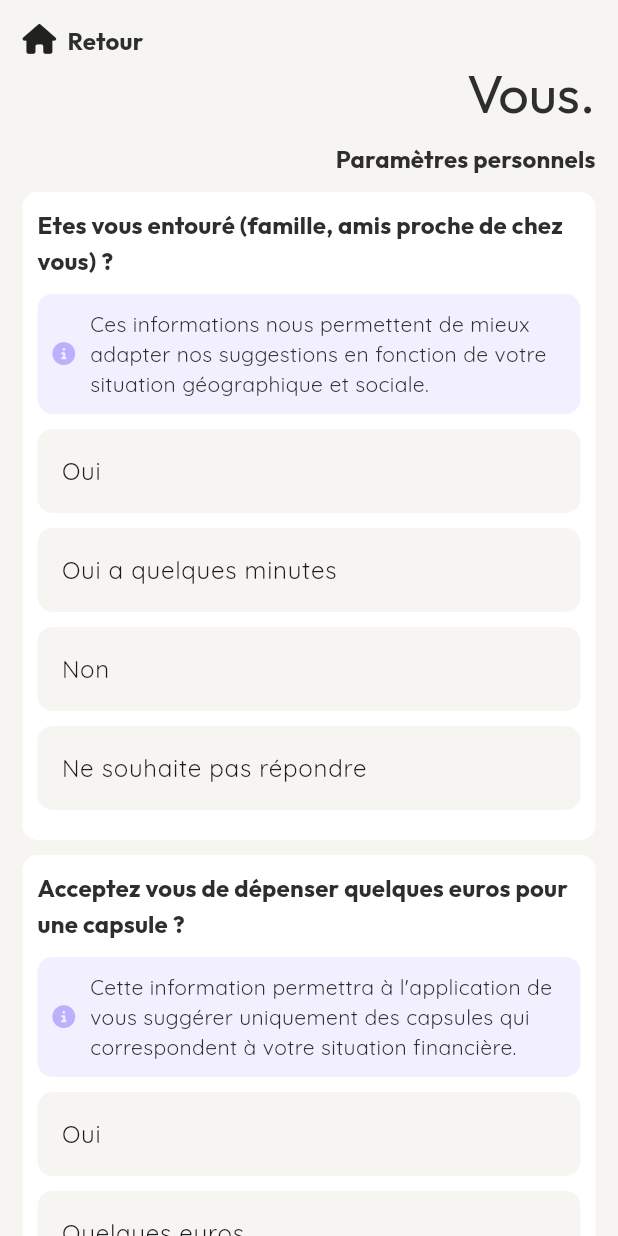
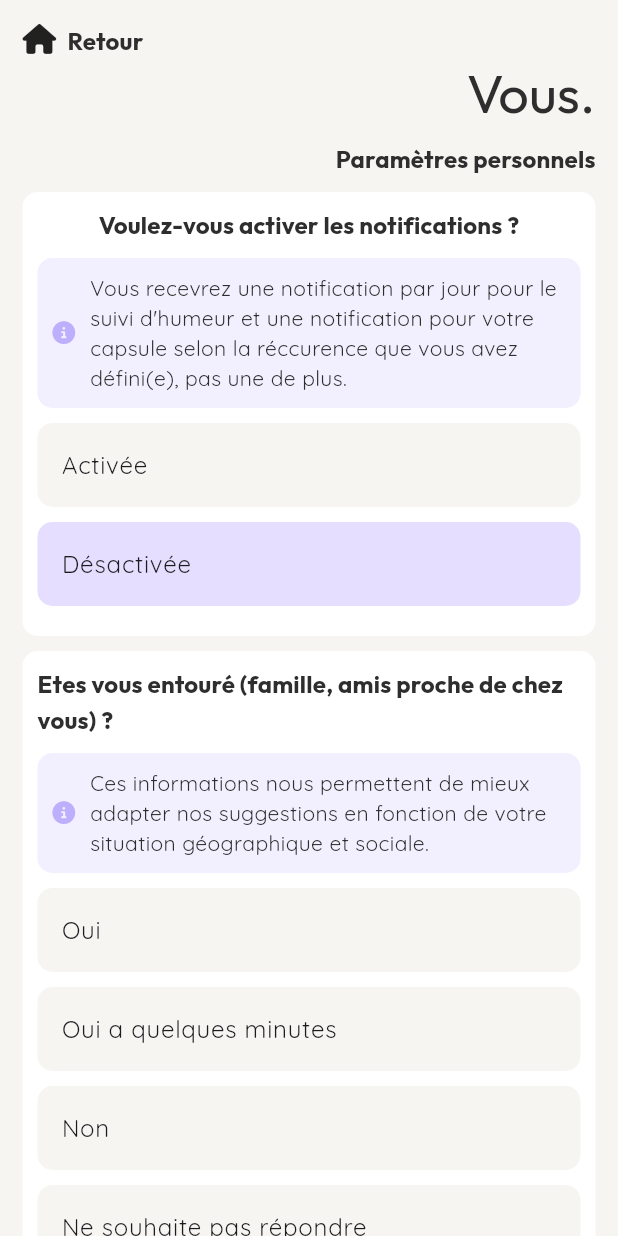
Before and after one commit to AunCly/felicitime, a Flutter app: the SettingsScreen widget shown alone on an empty page, opened directly, on a phone screen of 412 x 824 dp. Run offline on Flutter 3.47's test engine with Material 3 defaults, Android fonts, the phone set to English and light mode, and no system bars; our stand-ins replace file_picker, flutter_dotenv, flutter_local_notifications, flutter_native_splash, flutter_riverpod, flutter_timezone and 12 more; missing offline and left inert: gal; accounts and stored records are empty; generated files the repository leaves out were written again.

Commit message:
mood and capsule notifications

```diff
--- a/lib/features/settings/ui/screens/settings.dart
+++ b/lib/features/settings/ui/screens/settings.dart
@@ -1,6 +1,7 @@
 import 'package:felicitime/config/theme.dart';
 import 'package:felicitime/features/user/data/user_repository.dart';
 import 'package:felicitime/features/user/ui/controllers/settings_controller.dart';
+import 'package:felicitime/services/notification.dart';
 import 'package:felicitime/ui/widgets/async_value_widget.dart';
 import 'package:felicitime/ui/widgets/back_home.dart';
 import 'package:felicitime/ui/widgets/info_message.dart';
@@ -37,7 +38,31 @@ class _SettingsScreensState extends ConsumerState<SettingsScreen> {
     'month': 'Mensuelle',
   };
 
+  Map notificationOptions = {
+    'on': 'Activée',
+    'off': 'Désactivée',
+  };
+
   void setSetting(String key, value) async {
+    await ref.read(settingsControllerProvider.notifier).setSettings(key, value);
+  }
+
+  void setNotification(String key, value) async {
+    final service = NotificationService();
+    if(value == 'on'){
+      await service.requestPermissions();
+      await service.scheduleDailyMoodNotification();
+      await service.scheduleCapsuleNotification();
+    } else {
+      await service.cancelAll();
+    }
+    await ref.read(settingsControllerProvider.notifier).setSettings(key, value);
+  }
+
+  void setRecurrence(String key, value) async {
+    final service = NotificationService();
+    await service.cancelCapsuleNotification();
+    await service.scheduleCapsuleNotification();
     await ref.read(settingsControllerProvider.notifier).setSettings(key, value);
   }
 
@@ -56,6 +81,44 @@ class _SettingsScreensState extends ConsumerState<SettingsScreen> {
             Text('Vous.', style: Theme.of(context).textTheme.headlineLarge),
             gapHNormal,
             Text('Paramètres personnels', style: Theme.of(context).textTheme.titleMedium),
+            gapHNormal,
+            AsyncValueWidget(
+              value: settings,
+              data: (value) => Container(
+                padding: EdgeInsets.all(10),
+                decoration: BoxDecoration(
+                  color: Theme.of(context).colorScheme.surface,
+                  borderRadius: const BorderRadius.all(Radius.circular(10)),
+                ),
+                child: Column(
+                  children: [
+                    Text('Voulez-vous activer les notifications ?', style: Theme.of(context).textTheme.titleMedium),
+                    gapHNormal,
+                    AppInfoMessage(message: 'Vous recevrez une notification par jour pour le suivi d\'humeur et une notification pour votre capsule selon la réccurence que vous avez défini(e), pas une de plus.',),
+                    gapHNormal,
+                    Column(
+                      children: [
+                        for(var option in const ['on', 'off']) Column(
+                          children: [
+                            Container(
+                              decoration: BoxDecoration(
+                                color: value['notification'] == option ? Theme.of(context).colorScheme.primaryContainer : Theme.of(context).colorScheme.inverseSurface,
+                                borderRadius: const BorderRadius.all(Radius.circular(10)),
+                              ),
+                              child: ListTile(
+                                title: Text(notificationOptions[option]),
+                                onTap: () => setNotification('notification', option),
+                              ),
+                            ),
+                            gapHNormal
+                          ],
+                        )
+                      ]
+                    ),
+                  ]
+                )
+              )
+            ),
             gapHNormal,
             AsyncValueWidget(
               value: settings,
@@ -160,7 +223,7 @@ class _SettingsScreensState extends ConsumerState<SettingsScreen> {
                               ),
                               child: ListTile(
                                 title: Text(recurrenceOptions[option]),
-                                onTap: () => setSetting('recurrence', option),
+                                onTap: () => setRecurrence('recurrence', option),
                               ),
                             ),
                             gapHNormal,
--- a/lib/features/user/data/user_repository.dart
+++ b/lib/features/user/data/user_repository.dart
@@ -20,6 +20,8 @@ class UserRepository {
     Map settings = {
       'family_n_friend': ref.read(sharedPreferencesProvider).getString('family_n_friend') ?? '',
       'money': ref.read(sharedPreferencesProvider).getString('money') ?? '',
+      'notification': ref.read(sharedPreferencesProvider).getString('notification') ?? 'off',
+      'recurrence' : ref.read(sharedPreferencesProvider).getString('recurrence') ?? 'week',
     };
     _settings.value = settings;
   }
--- a/lib/main.dart
+++ b/lib/main.dart
@@ -1,3 +1,4 @@
+import 'package:felicitime/services/notification.dart';
 import 'package:flutter/material.dart';
 import 'package:flutter/services.dart';
 import 'package:flutter_dotenv/flutter_dotenv.dart';
@@ -21,6 +22,11 @@ final packageInfoProvider = Provider<PackageInfo>((ref) {
 Future<void> main() async {
 
   WidgetsBinding widgetsBinding = WidgetsFlutterBinding.ensureInitialized();
+
+  // 1. Initialiser le service
+  final notificationService = NotificationService();
+  await notificationService.init();
+
   FlutterNativeSplash.preserve(widgetsBinding: widgetsBinding);
   Intl.defaultLocale = "fr_FR";
   await dotenv.load(fileName: ".env");
--- a/pubspec.yaml
+++ b/pubspec.yaml
@@ -60,6 +60,8 @@ dependencies:
   file_picker: ^8.0.3
   cupertino_icons: ^1.0.8
   sqflite: ^2.4.2
+  flutter_local_notifications: ^19.5.0
+  flutter_timezone: ^5.0.1
 
 dependency_overrides:
   font_awesome_flutter:
```
Also changed, not shown: lib/services/notification.dart (added, +144 -0 lines), pubspec.lock, 2 other files.
